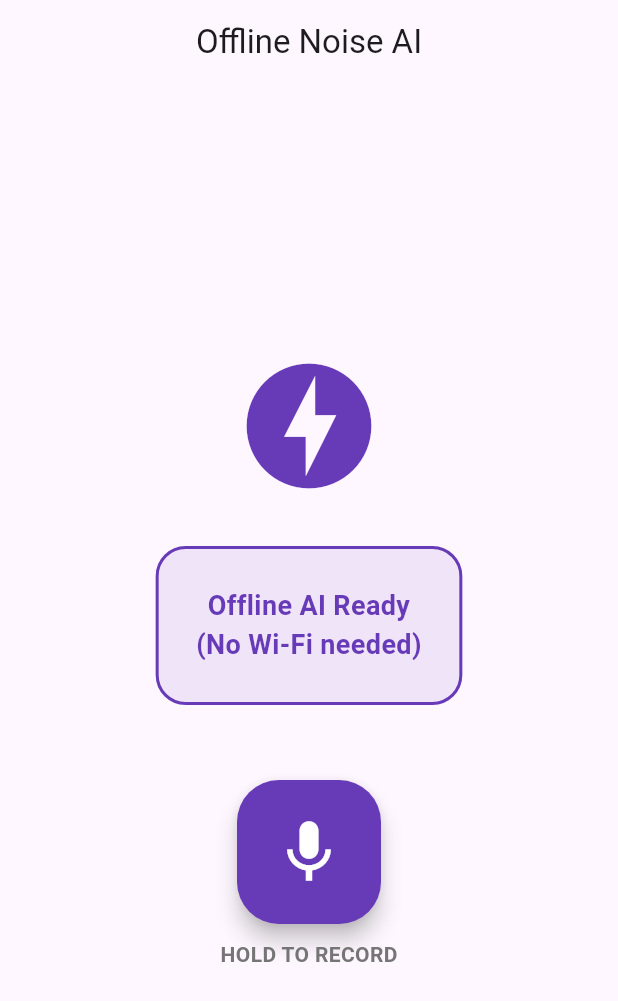
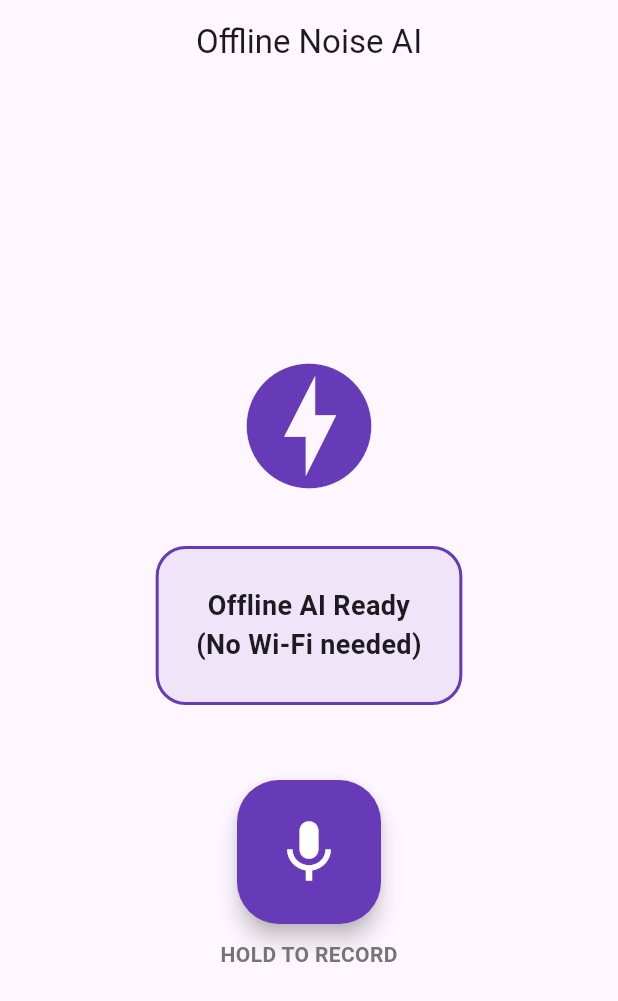
Before and after one commit to Niyatipatil03/AudioNoiseClassifier, a Flutter app: the screen it shows after launch, after a tap on the "mic" icon, on a phone screen of 412 x 824 dp. Shown: the top 1001 px of the screen. Run offline on Flutter 3.47's test engine with Material 3 defaults, Android fonts, the phone set to English and light mode, and no system bars; our stand-ins replace permission_handler; missing offline and left inert: record, tflite_flutter; statements that could not run were skipped.

Commit message:
Update main.dart

```diff
--- a/lib/main.dart
+++ b/lib/main.dart
@@ -1,5 +1,4 @@
 import 'dart:io';
-import 'dart:typed_data';
 import 'package:flutter/material.dart';
 import 'package:record/record.dart';
 import 'package:path_provider/path_provider.dart';
@@ -29,7 +28,8 @@ class OfflinePredictor extends StatefulWidget {
 }
 
 class _OfflinePredictorState extends State<OfflinePredictor> {
-  final record = AudioRecorder();
+  // Changed from AudioRecorder() to Record() for compatibility
+  final record = Record();
   Interpreter? _interpreter;
   bool isRecording = false;
   bool isProcessing = false;
@@ -45,7 +45,6 @@ class _OfflinePredictorState extends State<OfflinePredictor> {
   Future<void> _loadModel() async {
     try {
       _interpreter = await Interpreter.fromAsset('assets/model.tflite');
-      debugPrint("Model loaded successfully");
     } catch (e) {
       setState(() => resultText = "Error loading AI model: $e");
     }
@@ -58,12 +57,11 @@ class _OfflinePredictorState extends State<OfflinePredictor> {
     final directory = await getTemporaryDirectory();
     final path = '${directory.path}/offline_test.wav';
 
+    // Updated start method for record version 5+
     await record.start(
-      const RecordConfig(
-        encoder: AudioEncoder.wav,
-        sampleRate: 22050,
-      ),
       path: path,
+      encoder: AudioEncoder.wav,
+      samplingRate: 22050,
     );
 
     setState(() {
@@ -76,7 +74,6 @@ class _OfflinePredictorState extends State<OfflinePredictor> {
   Future<void> stopAndAnalyze() async {
     final path = await record.stop();
     setState(() => isRecording = false);
-
     if (path == null || _interpreter == null) return;
 
     _runInference(path);
@@ -93,7 +90,7 @@ class _OfflinePredictorState extends State<OfflinePredictor> {
       final file = File(path);
       final bytes = await file.readAsBytes();
 
-      // Input shape: [1, 1, 128, 64]
+      // Fixed input/output shapes for the CNN
       var input = List.generate(
         1,
         (i) => List.generate(
@@ -105,8 +102,7 @@ class _OfflinePredictorState extends State<OfflinePredictor> {
         ),
       );
 
-      // Output shape: [1, 2]
-      var output = List.filled(2, 0.0).reshape([1, 2]);
+      var output = List.filled(1 * 2, 0.0).reshape([1, 2]);
 
       _interpreter!.run(input, output);
 
@@ -157,10 +153,9 @@ class _OfflinePredictorState extends State<OfflinePredictor> {
               child: Text(
                 resultText,
                 textAlign: TextAlign.center,
-                style: TextStyle(
+                style: const TextStyle(
                   fontSize: 18,
                   fontWeight: FontWeight.bold,
-                  color: statusColor,
                 ),
               ),
             ),
@@ -173,8 +168,7 @@ class _OfflinePredictorState extends State<OfflinePredictor> {
                 onLongPressUp: stopAndAnalyze,
                 child: FloatingActionButton.large(
                   onPressed: () {},
-                  backgroundColor:
-                      isRecording ? Colors.red : Colors.deepPurple,
+                  backgroundColor: isRecording ? Colors.red : Colors.deepPurple,
                   child: Icon(
                     isRecording ? Icons.stop : Icons.mic,
                     size: 50,
```
